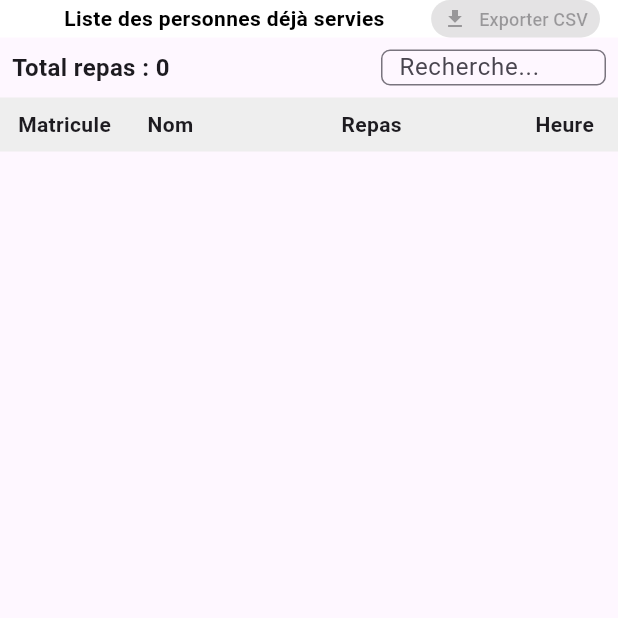
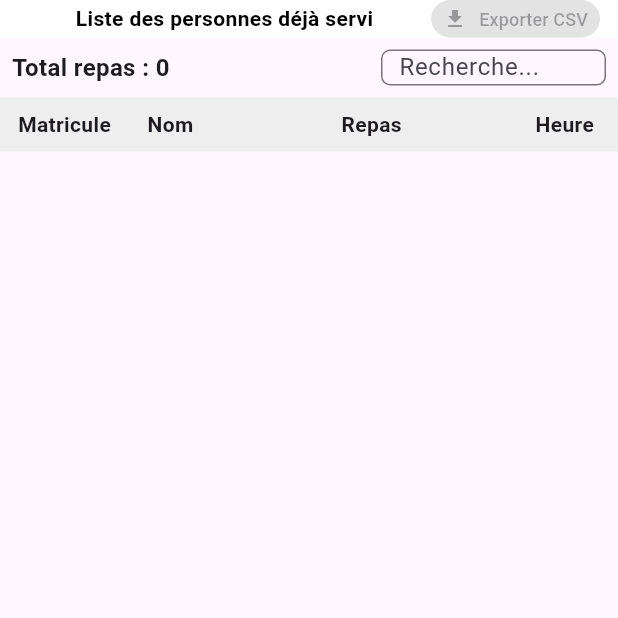
Before and after one commit to mbdiop77/snsupportlunch, a Flutter app: the HistoryPage screen opened directly, on a phone screen of 412 x 824 dp, the top half of it. Run offline on Flutter 3.47's test engine with Material 3 defaults, Android fonts, the phone set to English and light mode, and no system bars; our stand-ins replace csv, fl_chart, go_router, qr_flutter, share_plus, shared_preferences and 1 more; accounts and stored records are empty.

```diff
--- a/lib/pages/tab/history.dart
+++ b/lib/pages/tab/history.dart
@@ -132,7 +132,7 @@ class _HistoryPageState extends State<HistoryPage> {
                         children: [
                           Expanded(
                             child: Text(
-                              "Liste des personnes déjà servies",
+                              "Liste des personnes déjà servi",
                               style: const TextStyle(
                                 fontWeight: FontWeight.bold,
                                 fontSize: 14,
```
